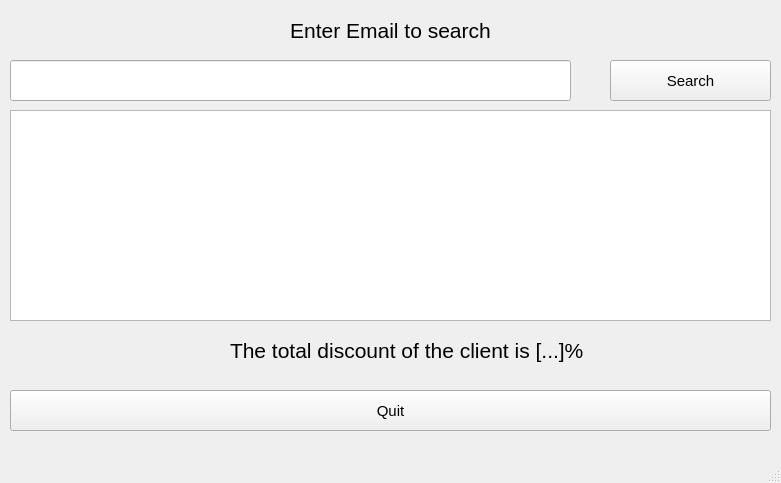
Qt form mdkpv2/show_clients.ui (Korobkov124/MDKP) before a commit.
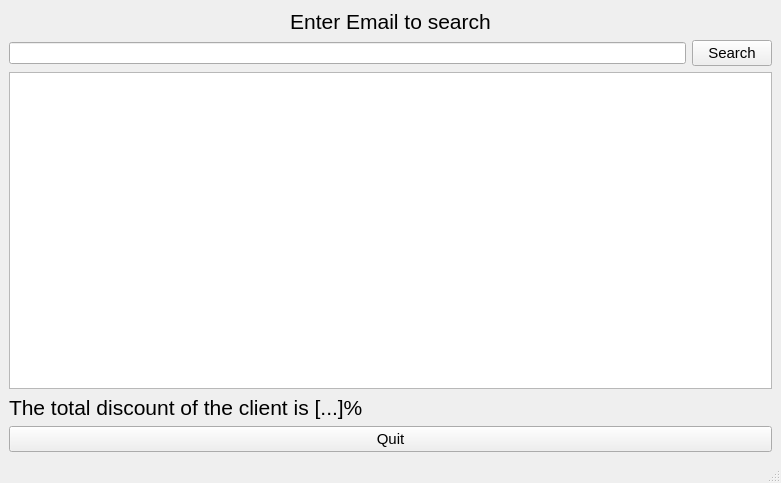
The same form after that commit.

Patch:
```diff
--- a/mdkpv2/show_clients.ui
+++ b/mdkpv2/show_clients.ui
@@ -14,15 +14,19 @@
    <string>MainWindow</string>
   </property>
   <widget class="QWidget" name="centralwidget">
+   <layout class="QGridLayout" name="gridLayout">
+    <item row="0" column="0" colspan="2">
+     <widget class="QLabel" name="label_2">
+      <property name="text">
+       <string>&lt;html&gt;&lt;head/&gt;&lt;body&gt;&lt;p align=&quot;center&quot;&gt;&lt;span style=&quot; font-size:16pt;&quot;&gt;Enter Email to search&lt;/span&gt;&lt;/p&gt;&lt;/body&gt;&lt;/html&gt;</string>
+      </property>
+     </widget>
+    </item>
+    <item row="1" column="0">
+     <widget class="QLineEdit" name="Email_field"/>
+    </item>
+    <item row="1" column="1">
    <widget class="QPushButton" name="Search_button">
-    <property name="geometry">
-     <rect>
-      <x>610</x>
-      <y>60</y>
-      <width>161</width>
-      <height>41</height>
-     </rect>
-    </property>
     <property name="font">
      <font>
       <family>Arial</family>
@@ -33,15 +37,12 @@
      <string>Search</string>
     </property>
    </widget>
+    </item>
+    <item row="2" column="0" colspan="2">
+     <widget class="QTableView" name="tableView"/>
+    </item>
+    <item row="3" column="0" colspan="2">
    <widget class="QLabel" name="label_3">
-    <property name="geometry">
-     <rect>
-      <x>230</x>
-      <y>330</y>
-      <width>541</width>
-      <height>41</height>
-     </rect>
-    </property>
     <property name="font">
      <font>
       <pointsize>16</pointsize>
@@ -51,38 +52,9 @@
      <string>&lt;html&gt;&lt;head/&gt;&lt;body&gt;&lt;p&gt;&lt;span style=&quot; font-size:16pt;&quot;&gt;The total discount of the client is [...]%&lt;/span&gt;&lt;/p&gt;&lt;/body&gt;&lt;/html&gt;</string>
     </property>
    </widget>
-   <widget class="QLabel" name="label_2">
-    <property name="geometry">
-     <rect>
-      <x>10</x>
-      <y>10</y>
-      <width>761</width>
-      <height>41</height>
-     </rect>
-    </property>
-    <property name="text">
-     <string>&lt;html&gt;&lt;head/&gt;&lt;body&gt;&lt;p align=&quot;center&quot;&gt;&lt;span style=&quot; font-size:16pt;&quot;&gt;Enter Email to search&lt;/span&gt;&lt;/p&gt;&lt;/body&gt;&lt;/html&gt;</string>
-    </property>
-   </widget>
-   <widget class="QLineEdit" name="Email_field">
-    <property name="geometry">
-     <rect>
-      <x>10</x>
-      <y>60</y>
-      <width>561</width>
-      <height>41</height>
-     </rect>
-    </property>
-   </widget>
+    </item>
+    <item row="4" column="0" colspan="2">
    <widget class="QPushButton" name="Quit_button">
-    <property name="geometry">
-     <rect>
-      <x>10</x>
-      <y>390</y>
-      <width>761</width>
-      <height>41</height>
-     </rect>
-    </property>
     <property name="font">
      <font>
       <family>Arial</family>
@@ -93,16 +65,8 @@
      <string>Quit</string>
     </property>
    </widget>
-   <widget class="QTableView" name="tableView">
-    <property name="geometry">
-     <rect>
-      <x>10</x>
-      <y>110</y>
-      <width>761</width>
-      <height>211</height>
-     </rect>
-    </property>
-   </widget>
+    </item>
+   </layout>
   </widget>
   <widget class="QMenuBar" name="menubar">
    <property name="geometry">
```
Lines whose indentation alone changed are shown as unchanged.
